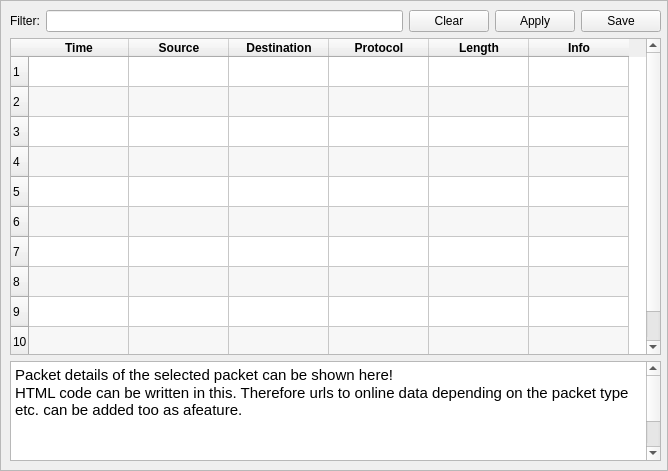
Above: NetworkCapture/ui/Output/PacketData.ui from jatin3893/NetCaPy before the change. Below: the same form after it.
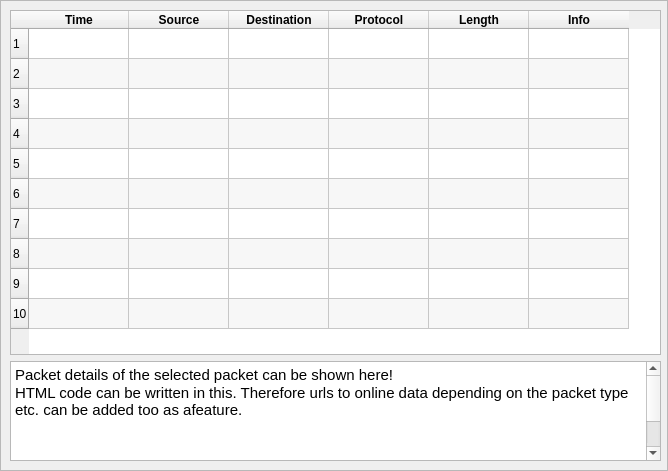
That is the form after the change.

Commit message: minor formatting corrections

What changed in the file:
```diff
--- a/NetworkCapture/ui/Output/PacketData.ui
+++ b/NetworkCapture/ui/Output/PacketData.ui
@@ -29,41 +29,6 @@
     </rect>
    </property>
    <layout class="QVBoxLayout" name="verticalLayout">
-    <item>
-     <layout class="QHBoxLayout" name="horizontalLayout">
-      <item>
-       <widget class="QLabel" name="label">
-        <property name="text">
-         <string>Filter:</string>
-        </property>
-       </widget>
-      </item>
-      <item>
-       <widget class="QLineEdit" name="lineEdit"/>
-      </item>
-      <item>
-       <widget class="QPushButton" name="pushButton">
-        <property name="text">
-         <string>Clear</string>
-        </property>
-       </widget>
-      </item>
-      <item>
-       <widget class="QPushButton" name="pushButton_2">
-        <property name="text">
-         <string>Apply</string>
-        </property>
-       </widget>
-      </item>
-      <item>
-       <widget class="QPushButton" name="pushButton_3">
-        <property name="text">
-         <string>Save</string>
-        </property>
-       </widget>
-      </item>
-     </layout>
-    </item>
     <item>
      <widget class="QTableWidget" name="tableWidget">
       <property name="minimumSize">
```
The commit also changes 1 other file.
